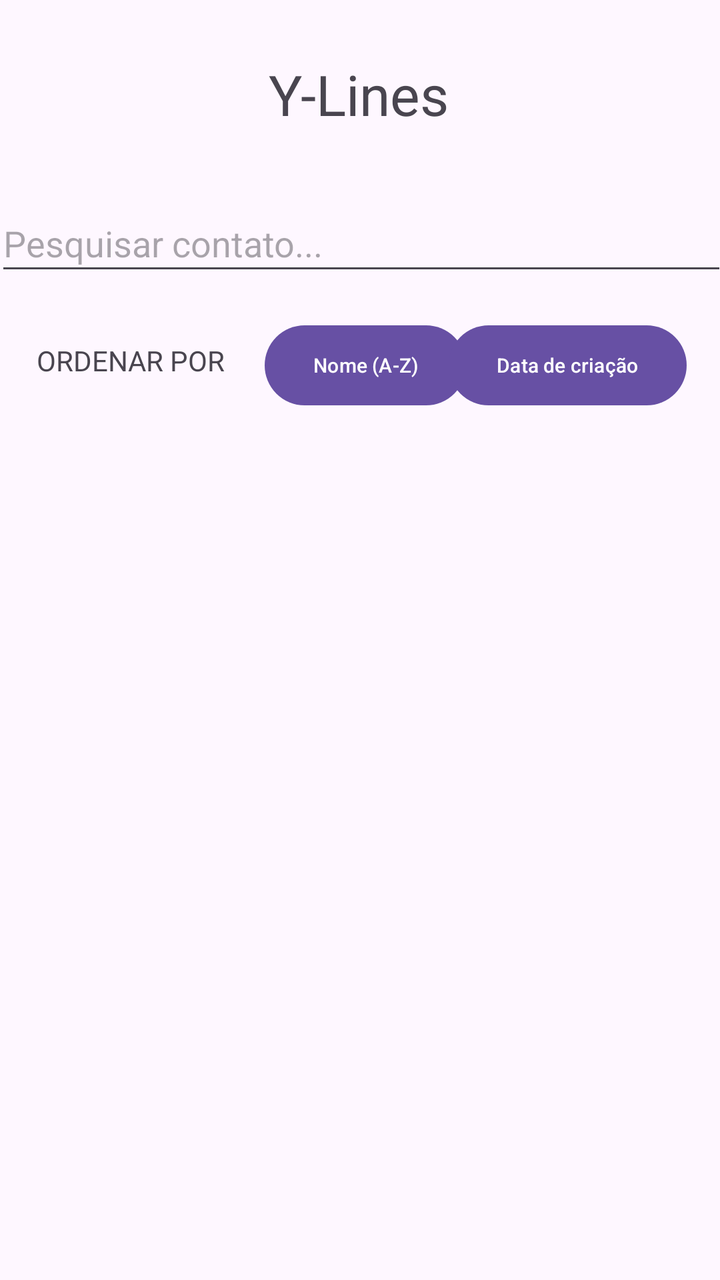
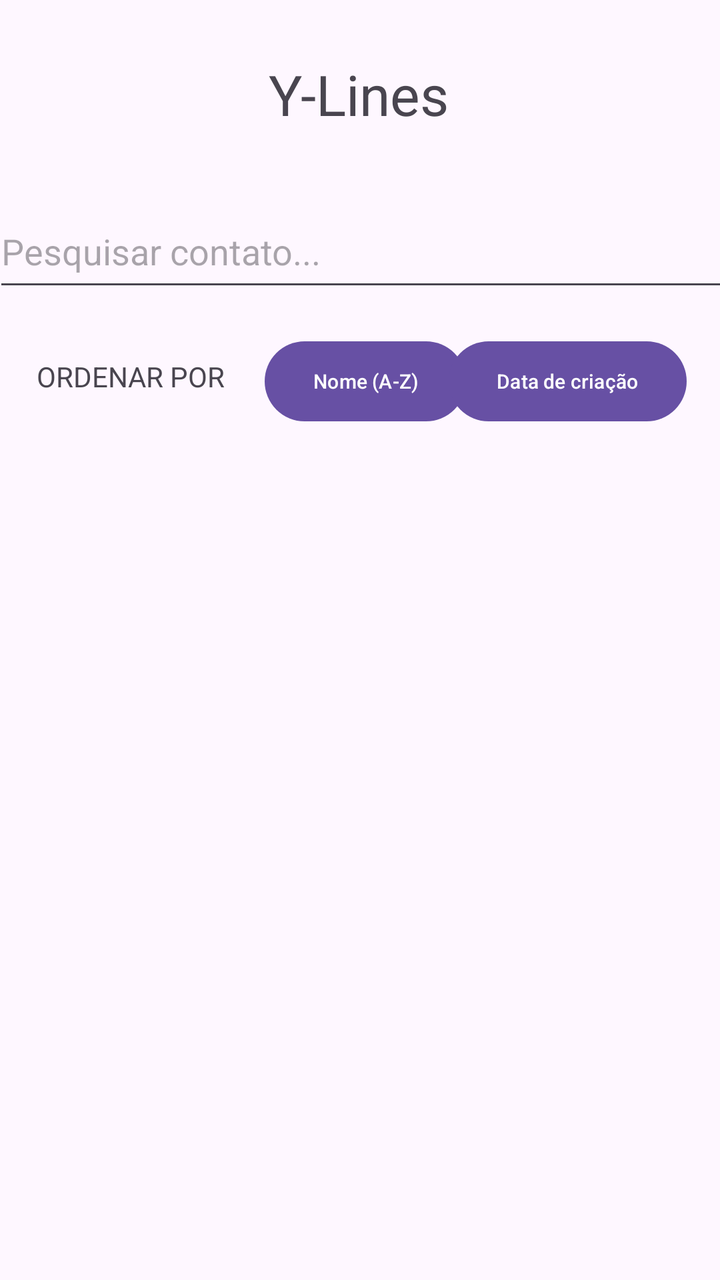

Before-and-after screenshots of an Android layout around one commit, followed by the original layout XML and the change that was made.
<!-- AndroidManifest.xml: application theme Theme.Ylines -->
<!-- res/layout/activity_main.xml -->
<?xml version="1.0" encoding="utf-8"?>
<androidx.constraintlayout.widget.ConstraintLayout xmlns:android="http://schemas.android.com/apk/res/android"
    xmlns:app="http://schemas.android.com/apk/res-auto"
    xmlns:tools="http://schemas.android.com/tools"
    android:id="@+id/main"
    android:layout_width="match_parent"
    android:layout_height="match_parent"
    tools:context=".MainActivity">

    <TextView
        android:id="@+id/txtLogo"
        android:layout_width="wrap_content"
        android:layout_height="wrap_content"
        android:text="Y-Lines"
        android:textSize="28sp"
        app:layout_constraintBottom_toBottomOf="parent"
        app:layout_constraintEnd_toEndOf="parent"
        app:layout_constraintHorizontal_bias="0.498"
        app:layout_constraintStart_toStartOf="parent"
        app:layout_constraintTop_toTopOf="parent"
        app:layout_constraintVertical_bias="0.047" />

    <EditText
        android:id="@+id/edtTxtPesquisar"
        android:layout_width="366dp"
        android:layout_height="45dp"
        android:layout_marginTop="32dp"
        android:ems="10"
        android:hint="Pesquisar contato..."
        android:inputType="text"
        app:layout_constraintEnd_toEndOf="parent"
        app:layout_constraintHorizontal_bias="0.488"
        app:layout_constraintStart_toStartOf="parent"
        app:layout_constraintTop_toBottomOf="@+id/txtLogo" />

    <TextView
        android:id="@+id/txtOrdenar"
        android:layout_width="wrap_content"
        android:layout_height="wrap_content"
        android:layout_marginTop="28dp"
        android:text="ORDENAR POR"
        app:layout_constraintEnd_toEndOf="parent"
        app:layout_constraintHorizontal_bias="0.069"
        app:layout_constraintStart_toStartOf="parent"
        app:layout_constraintTop_toBottomOf="@+id/edtTxtPesquisar" />

    <Button
        android:id="@+id/btnFiltroNome"
        android:layout_width="wrap_content"
        android:layout_height="wrap_content"
        android:layout_marginTop="16dp"
        android:text="Nome (A-Z)"
        android:textSize="10sp"
        app:layout_constraintEnd_toEndOf="parent"
        app:layout_constraintHorizontal_bias="0.134"
        app:layout_constraintStart_toEndOf="@+id/txtOrdenar"
        app:layout_constraintTop_toBottomOf="@+id/edtTxtPesquisar" />

    <Button
        android:id="@+id/btnFiltroData"
        android:layout_width="wrap_content"
        android:layout_height="wrap_content"
        android:layout_marginTop="16dp"
        android:text="Data de criação"
        android:textSize="10sp"
        app:layout_constraintEnd_toEndOf="parent"
        app:layout_constraintHorizontal_bias="0.87"
        app:layout_constraintStart_toEndOf="@+id/txtOrdenar"
        app:layout_constraintTop_toBottomOf="@+id/edtTxtPesquisar" />

    <ListView
        android:layout_width="365dp"
        android:layout_height="478dp"
        android:layout_marginTop="24dp"
        app:layout_constraintTop_toBottomOf="@+id/btnFiltroNome"
        tools:layout_editor_absoluteX="23dp" />
</androidx.constraintlayout.widget.ConstraintLayout>
<!-- resources referenced by this layout -->
<resources>
  <style name="Theme.Ylines" parent="Base.Theme.Ylines" />
  <style name="Base.Theme.Ylines" parent="Theme.Material3.DayNight.NoActionBar">
          
          
      </style>
</resources>

<!-- the commit's change to res/layout/activity_main.xml (unified diff, before → after) -->
@@ -22,8 +22,8 @@
 
     <EditText
         android:id="@+id/edtTxtPesquisar"
-        android:layout_width="366dp"
-        android:layout_height="45dp"
+        android:layout_width="368dp"
+        android:layout_height="53dp"
         android:layout_marginTop="32dp"
         android:ems="10"
         android:hint="Pesquisar contato..."
@@ -69,9 +69,29 @@
         app:layout_constraintTop_toBottomOf="@+id/edtTxtPesquisar" />
 
     <ListView
-        android:layout_width="365dp"
-        android:layout_height="478dp"
+        android:id="@+id/listView"
+        android:layout_width="360dp"
+        android:layout_height="423dp"
         android:layout_marginTop="24dp"
-        app:layout_constraintTop_toBottomOf="@+id/btnFiltroNome"
-        tools:layout_editor_absoluteX="23dp" />
+        app:layout_constraintEnd_toEndOf="parent"
+        app:layout_constraintStart_toStartOf="parent"
+        app:layout_constraintTop_toBottomOf="@+id/btnFiltroNome" />
+
+    <Button
+        android:id="@+id/btnAddContato"
+        android:layout_width="42dp"
+        android:layout_height="50dp"
+        android:paddingLeft="0dp"
+        android:paddingTop="0dp"
+        android:paddingRight="0dp"
+        android:paddingBottom="0dp"
+        android:text="+"
+        android:textSize="28sp"
+        app:iconPadding="0dp"
+        app:layout_constraintBottom_toBottomOf="parent"
+        app:layout_constraintEnd_toEndOf="parent"
+        app:layout_constraintHorizontal_bias="0.922"
+        app:layout_constraintStart_toStartOf="parent"
+        app:layout_constraintTop_toBottomOf="@+id/listView"
+        app:layout_constraintVertical_bias="0.625" />
 </androidx.constraintlayout.widget.ConstraintLayout>
